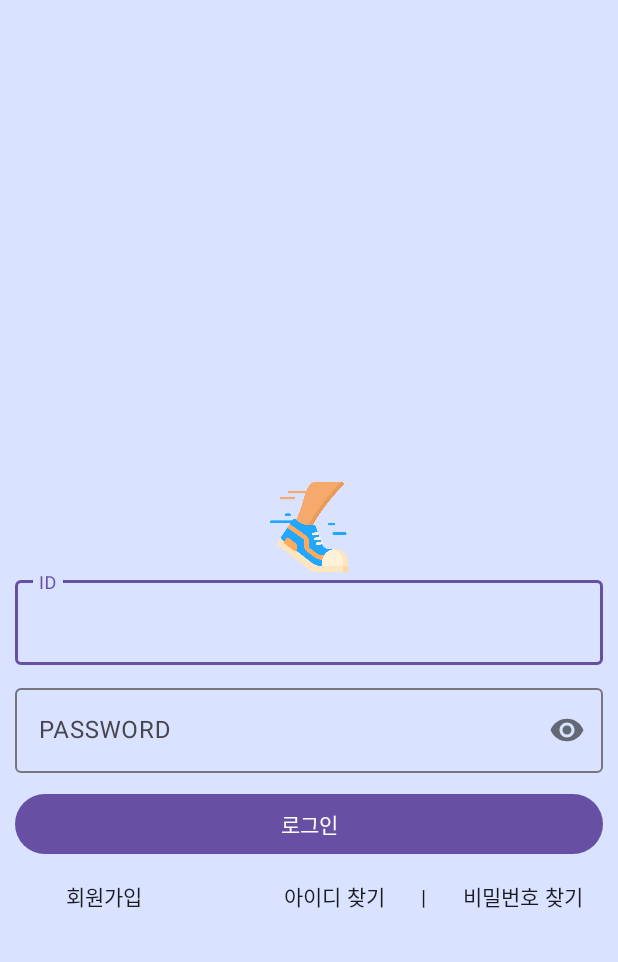
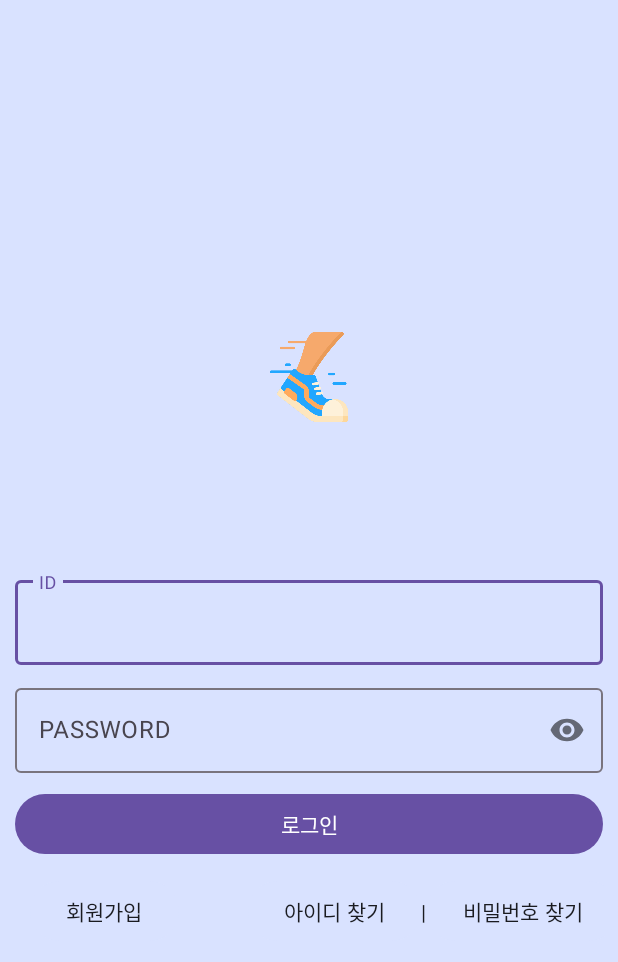
Before and after one commit to OhJunYoung21/Running_App, an Android app: the LoginActivity screen opened directly, with no data from a screen before it, on a phone screen of 412 x 824 dp. Shown: the top 962 px of the screen. Run offline under Robolectric (Android 15) with nearby library versions, the phone set to English and light mode, and no system bars; 1 statement that could not run was skipped.

Commit message:
login_UI commit

```diff
--- a/app/src/main/res/layout/activity_login.xml
+++ b/app/src/main/res/layout/activity_login.xml
@@ -8,6 +8,7 @@
     tools:context=".LoginActivity">
 
     <ImageView
+        android:layout_marginBottom="100dp"
         android:layout_width="60dp"
         android:layout_height="60dp"
         android:src = "@drawable/run"
@@ -60,6 +61,7 @@
         android:layout_height="wrap_content"
         android:layout_margin="10dp"
         android:text = "로그인"
+        android:elevation="5dp"
         app:cornerRadius="@android:dimen/system_app_widget_background_radius"
         app:layout_constraintLeft_toLeftOf="parent"
         app:layout_constraintRight_toRightOf="parent"
@@ -67,6 +69,7 @@
 
 
     <Button
+        android:layout_marginTop="10dp"
         android:id = "@+id/join"
         android:layout_marginStart="20dp"
         android:layout_width="wrap_content"
@@ -79,6 +82,7 @@
         />
 
     <LinearLayout
+        android:layout_marginTop="10dp"
         android:layout_width="wrap_content"
         android:layout_height="wrap_content"
         app:layout_constraintTop_toBottomOf="@id/loginBtn"
```
